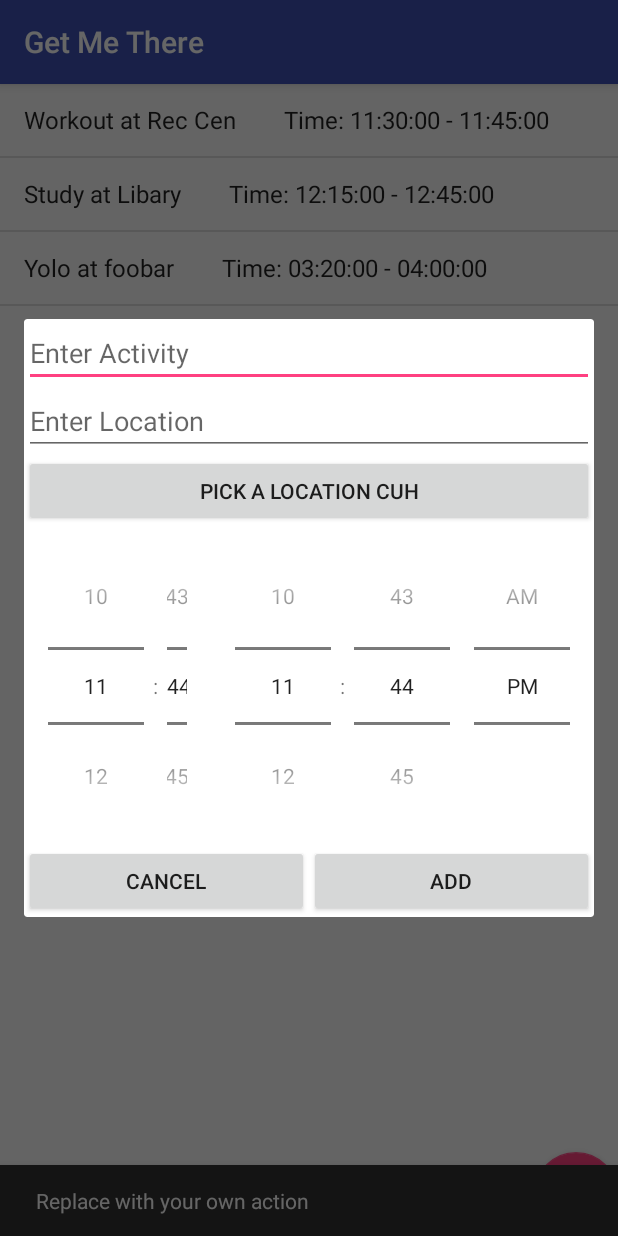
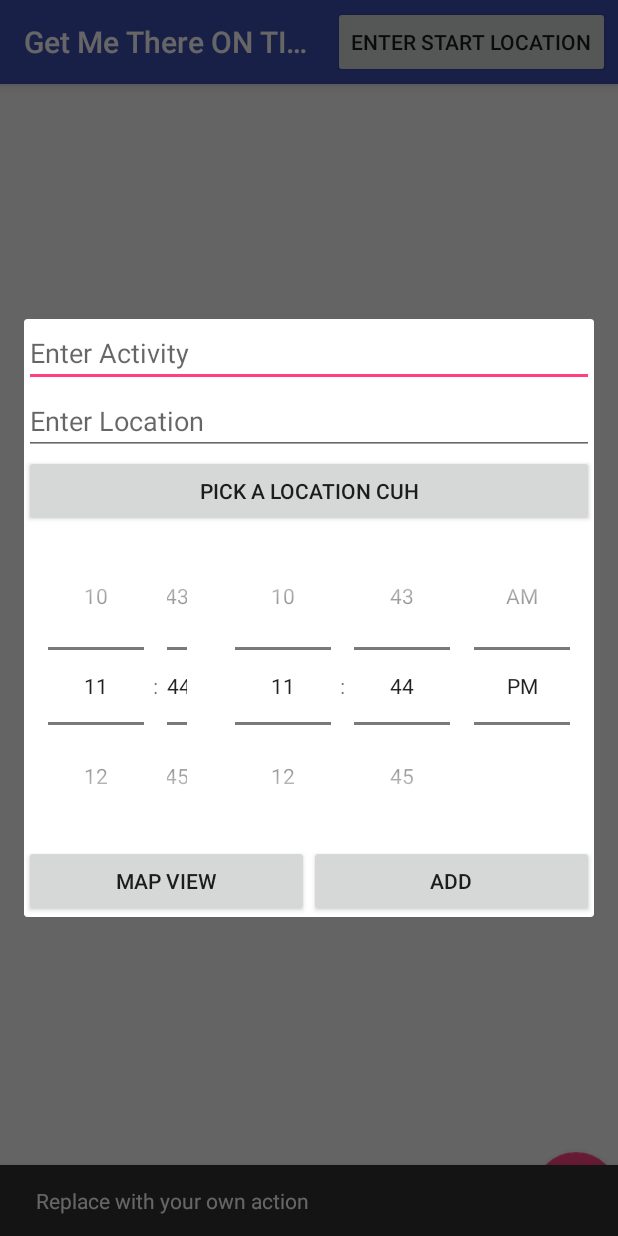
Before and after one commit to JSegovia/GetMeThere, an Android app: the screen it shows after launch (MainActivity), after a tap on an icon or button, on a phone screen of 412 x 824 dp. Run offline under Robolectric (Android 15) with nearby library versions, the phone set to English and light mode, and no system bars.

Commit message:
UPDATED with Toolbar. Working

```diff
--- a/app/src/main/AndroidManifest.xml
+++ b/app/src/main/AndroidManifest.xml
@@ -15,7 +15,8 @@
         android:label="Get Me There"
         android:roundIcon="@mipmap/ic_launcher_round"
         android:supportsRtl="true"
-        android:theme="@style/AppTheme">
+        android:theme="@style/Theme.AppCompat.Light.NoActionBar"
+        >
 
         <!--
              The API key for Google Maps-based APIs is defined as a string resource.
--- a/app/src/main/java/edu/ucsb/cs/cs190i/jsegovia/getmethere/MainActivity.java
+++ b/app/src/main/java/edu/ucsb/cs/cs190i/jsegovia/getmethere/MainActivity.java
@@ -1,6 +1,7 @@
 package edu.ucsb.cs.cs190i.jsegovia.getmethere;
 
 import android.content.Context;
+import android.graphics.Color;
 import android.os.Bundle;
 import android.support.design.widget.FloatingActionButton;
 import android.support.design.widget.Snackbar;
@@ -10,12 +11,10 @@ import android.view.View;
 import android.widget.AdapterView;
 import android.widget.ArrayAdapter;
 import android.widget.ListView;
-import android.widget.TextView;
 
 import com.google.android.gms.location.places.Place;
 import com.google.android.gms.location.places.ui.PlacePicker;
 
-import java.sql.Time;
 import java.util.ArrayList;
 
 
@@ -40,13 +39,15 @@ public class MainActivity extends AppCompatActivity {
         setContentView(R.layout.activity_main);
         Toolbar toolbar = (Toolbar) findViewById(R.id.toolbar);
         setSupportActionBar(toolbar);
-
+        toolbar.setTitleTextColor(Color.WHITE);
+        setSupportActionBar(toolbar);
+        getSupportActionBar().setTitle("Get Me There ON TIME");
         context = getApplicationContext();
 
         //TODO: Hardcoded, remove later
-        events.add(new Event("Workout", "Rec Cen", new Time(11,30,0), new Time(11,45,0)));
-        events.add(new Event("Study", "Libary", new Time(12,15,0), new Time(12,45,0)));
-        events.add(new Event("Yolo", "foobar", new Time(3,20,0), new Time(4,0,0)));
+        //events.add(new Event("Workout", "Rec Cen", new Time(11,30,0), new Time(11,45,0)));
+        //events.add(new Event("Study", "Libary", new Time(12,15,0), new Time(12,45,0)));
+        //events.add(new Event("Yolo", "foobar", new Time(3,20,0), new Time(4,0,0)));
         upDateStringList(events, eventsAsStrings);
 
 
@@ -63,12 +64,14 @@ public class MainActivity extends AppCompatActivity {
         lv.setOnItemClickListener(new AdapterView.OnItemClickListener() {
             @Override
             public void onItemClick(AdapterView<?> parent, View view, int position, long id) {
-                Event temp = events.get(position);
+                //Event temp = events.get(position);
                 eventFragment ef = new eventFragment();
-                ef.show(getFragmentManager(), "Random");
+
+                ef.show(getFragmentManager(), Integer.toString(position));
 
 
-                ((TextView) ef.getView().findViewById(R.id.location)).setText("test");
+
+                //((TextView) ef.getView().findViewById(R.id.location)).setText("test");
 
             }
 
@@ -83,7 +86,7 @@ public class MainActivity extends AppCompatActivity {
             public void onClick(View view) {
 
                 eventFragment ef = new eventFragment();
-                ef.show(getFragmentManager(), "Random");
+                ef.show(getFragmentManager(), "Fab");
 
                 Snackbar.make(view, "Replace with your own action", Snackbar.LENGTH_LONG)
                         .setAction("Action", null).show();
--- a/app/src/main/res/layout/activity_main.xml
+++ b/app/src/main/res/layout/activity_main.xml
@@ -6,20 +6,24 @@
     android:layout_height="match_parent"
     tools:context="edu.ucsb.cs.cs190i.jsegovia.getmethere.MainActivity">
 
-    <android.support.design.widget.AppBarLayout
+    <android.support.v7.widget.Toolbar
+        android:id="@+id/toolbar"
         android:layout_width="match_parent"
         android:layout_height="wrap_content"
-        android:theme="@style/AppTheme.AppBarOverlay"
-        android:id="@+id/appBarLayout">
+        android:background="?attr/colorPrimary"
+        android:elevation="4dp"
+        android:theme="@style/ThemeOverlay.AppCompat.ActionBar"
+        app:popupTheme="@style/ThemeOverlay.AppCompat.Light">
+        <Button
+            android:id="@+id/pop"
+            android:layout_width="wrap_content"
+            android:layout_height="wrap_content"
+            android:text="Enter Start Location"
+            android:layout_gravity="end"
+            android:layout_marginEnd="5dp" />
 
-        <android.support.v7.widget.Toolbar
-            android:id="@+id/toolbar"
-            android:layout_width="match_parent"
-            android:layout_height="?attr/actionBarSize"
-            android:background="?attr/colorPrimary"
-            app:popupTheme="@style/AppTheme.PopupOverlay" />
 
-    </android.support.design.widget.AppBarLayout>
+    </android.support.v7.widget.Toolbar>
 
     <android.support.design.widget.FloatingActionButton
         android:id="@+id/fab"
--- a/app/src/main/res/layout/event_fragment.xml
+++ b/app/src/main/res/layout/event_fragment.xml
@@ -53,7 +53,7 @@
             android:layout_width="match_parent"
             android:layout_height="wrap_content"
             android:layout_weight="1"
-            android:text="Cancel" />
+            android:text="Map View" />
 
         <Button
             android:id="@+id/ADD"
```
Also changed, not shown: app/src/main/java/edu/ucsb/cs/cs190i/jsegovia/getmethere/eventFragment.java (+31 -11 lines).
